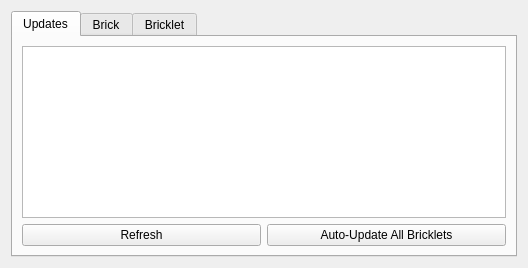
Old version of the form src/brickv/ui/flashing.ui in the repository Tinkerforge/brickv.
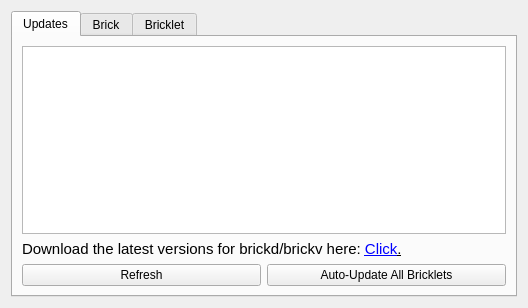
New version of the form.

Commit message: Add brickv/brickd download link

Diff of the .ui file:
```diff
--- a/src/brickv/ui/flashing.ui
+++ b/src/brickv/ui/flashing.ui
@@ -7,7 +7,7 @@
     <x>0</x>
     <y>0</y>
     <width>528</width>
-    <height>268</height>
+    <height>308</height>
    </rect>
   </property>
   <property name="windowTitle">
@@ -37,6 +37,17 @@
          </property>
         </widget>
        </item>
+       <item>
+        <widget class="QLabel" name="update_label">
+         <property name="text">
+          <string>&lt;!DOCTYPE HTML PUBLIC &quot;-//W3C//DTD HTML 4.0//EN&quot; &quot;http://www.w3.org/TR/REC-html40/strict.dtd&quot;&gt;
+&lt;html&gt;&lt;head&gt;&lt;meta name=&quot;qrichtext&quot; content=&quot;1&quot; /&gt;&lt;style type=&quot;text/css&quot;&gt;
+p, li { white-space: pre-wrap; }
+&lt;/style&gt;&lt;/head&gt;&lt;body style=&quot; font-family:'Ubuntu'; font-size:11pt; font-weight:400; font-style:normal;&quot;&gt;
+&lt;p style=&quot; margin-top:0px; margin-bottom:0px; margin-left:0px; margin-right:0px; -qt-block-indent:0; text-indent:0px;&quot;&gt;Download the latest versions for brickd/brickv here: &lt;a href=&quot;http://www.tinkerforge.com/doc/Downloads.html&quot;&gt;&lt;span style=&quot; text-decoration: underline; color:#0000ff;&quot;&gt;Click&lt;/span&gt;&lt;/a&gt;&lt;a href=&quot;http://www.tinkerforge.com/doc/Downloads.html&quot;&gt;&lt;span style=&quot; text-decoration: underline; color:#000000;&quot;&gt;.&lt;/span&gt;&lt;/a&gt;&lt;/p&gt;&lt;/body&gt;&lt;/html&gt;</string>
+         </property>
+        </widget>
+       </item>
        <item>
         <layout class="QHBoxLayout" name="horizontalLayout_2">
          <item>
```
The commit also changes 1 other file.
